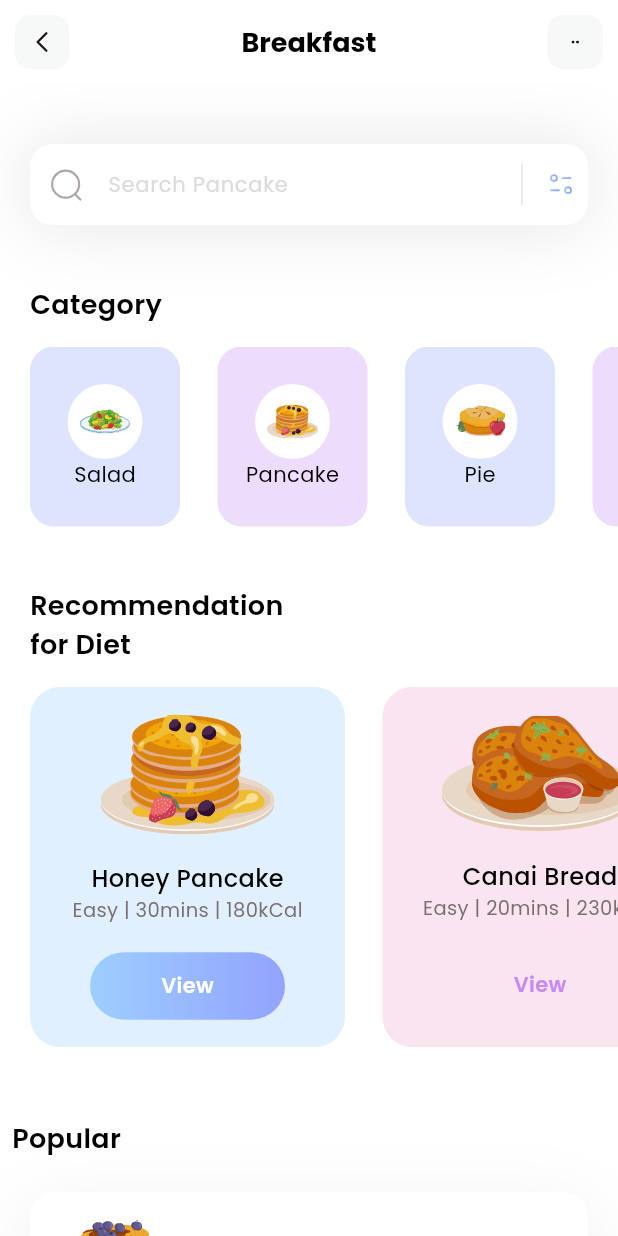
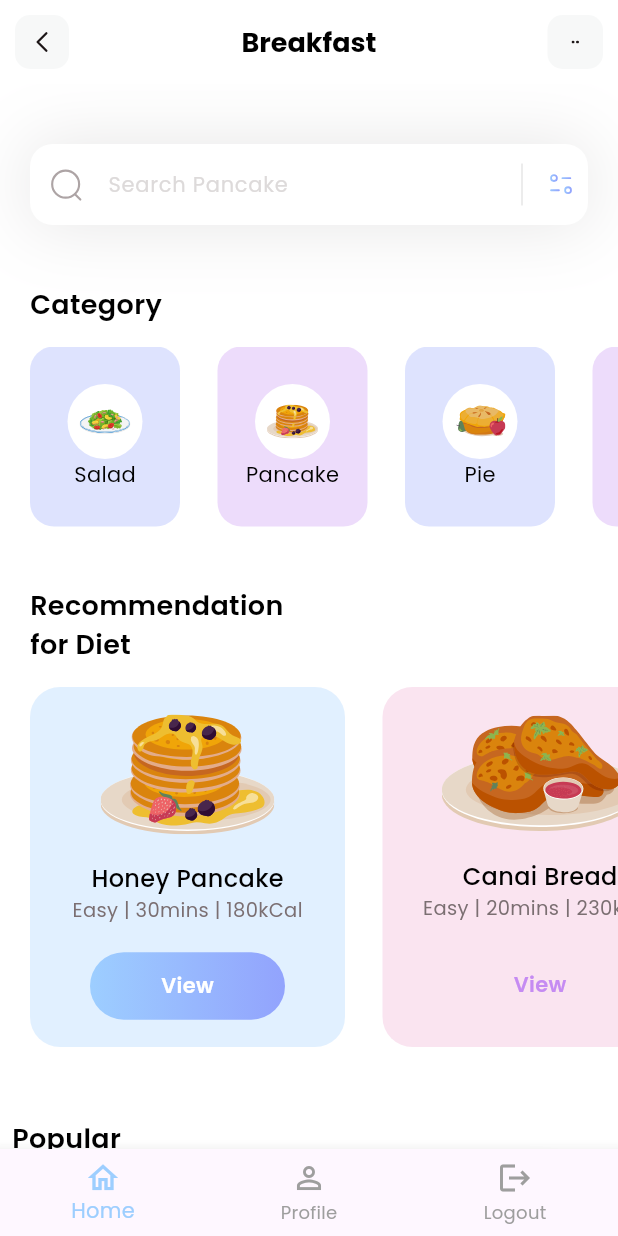
Before and after one commit to Centzxcy0603/MALECOSIO_FLUTTER_PROJECT, a Flutter app: the HomePage screen opened directly, on a phone screen of 412 x 824 dp. Run offline on Flutter 3.47's test engine with Material 3 defaults, Android fonts, the phone set to English and light mode, and no system bars; our stand-ins replace flutter_svg.

Commit message:
Second Commit

```diff
--- a/lib/main.dart
+++ b/lib/main.dart
@@ -1,5 +1,5 @@
-import 'package:fitness/pages/home.dart';
 import 'package:flutter/material.dart';
+import 'pages/login.dart';
 
 void main() {
   runApp(const MyApp());
@@ -14,7 +14,6 @@ class MyApp extends StatelessWidget {
     return MaterialApp(
         debugShowCheckedModeBanner: false,
         theme: ThemeData(fontFamily: 'Poppins'),
-        home: HomePage()
-        );
+        home: LoginPage());
   }
 }
--- a/lib/pages/home.dart
+++ b/lib/pages/home.dart
@@ -1,6 +1,7 @@
 import 'package:fitness/models/diet_model.dart';
 import 'package:fitness/models/category_model.dart';
 import 'package:fitness/models/popular_model.dart';
+import 'package:fitness/pages/login.dart';
 import 'package:flutter/material.dart';
 import 'package:flutter_svg/flutter_svg.dart';
 
@@ -13,15 +14,33 @@ class HomePage extends StatefulWidget {
 
 class _HomePageState extends State<HomePage> {
   List<CategoryModel> categories = [];
-
   List<DietModel> diets = [];
-
   List<PopularDietsModel> popularDiets = [];
+  int _selectedIndex = 0;
 
   void _getInitialInfo() {
     categories = CategoryModel.getCategories();
     diets = DietModel.getDiets();
     popularDiets = PopularDietsModel.getPopularDiets();
+  }
+
+  @override
+  void initState() {
+    super.initState();
+    _getInitialInfo();
+  }
+
+  void _onItemTapped(int index) {
+    if (index == 2) {
+      Navigator.pushReplacement(
+        context,
+        MaterialPageRoute(builder: (context) => const LoginPage()),
+      );
+    } else {
+      setState(() {
+        _selectedIndex = index;
+      });
+    }
   }
 
   @override
@@ -55,6 +74,7 @@ class _HomePageState extends State<HomePage> {
               SizedBox(height: 15),
               ListView.separated(
                 shrinkWrap: true,
+                physics: NeverScrollableScrollPhysics(),
                 padding: EdgeInsets.only(left: 20, right: 20),
                 itemBuilder: (context, index) {
                   return Container(
@@ -80,11 +100,7 @@ class _HomePageState extends State<HomePage> {
                               ),
                             ),
                             Text(
-                              popularDiets[index].level +
-                                  ' | ' +
-                                  popularDiets[index].duration +
-                                  ' | ' +
-                                  popularDiets[index].calorie,
+                              '${popularDiets[index].level} | ${popularDiets[index].duration} | ${popularDiets[index].calorie}',
                               style: TextStyle(
                                 color: Color(0xff7B6F72),
                                 fontSize: 13,
@@ -104,13 +120,11 @@ class _HomePageState extends State<HomePage> {
                       ],
                     ),
                     decoration: BoxDecoration(
-                      color:
-                          popularDiets[index].boxIsSelected
+                      color: popularDiets[index].boxIsSelected
                           ? Colors.white
                           : Colors.transparent,
                       borderRadius: BorderRadius.circular(16),
-                      boxShadow:
-                          popularDiets[index].boxIsSelected
+                      boxShadow: popularDiets[index].boxIsSelected
                           ? [
                               BoxShadow(
                                 color: Color(0xff1D1617).withOpacity(0.07),
@@ -131,6 +145,26 @@ class _HomePageState extends State<HomePage> {
           SizedBox(height: 40),
         ],
       ),
+      bottomNavigationBar: BottomNavigationBar(
+        currentIndex: _selectedIndex,
+        onTap: _onItemTapped,
+        selectedItemColor: const Color(0xff9DCEFF),
+        unselectedItemColor: Colors.grey,
+        items: const [
+          BottomNavigationBarItem(
+            icon: Icon(Icons.home_outlined),
+            label: 'Home',
+          ),
+          BottomNavigationBarItem(
+            icon: Icon(Icons.person_outline),
+            label: 'Profile',
+          ),
+          BottomNavigationBarItem(
+            icon: Icon(Icons.logout),
+            label: 'Logout',
+          ),
+        ],
+      ), // bottomNavigationBar
     );
   }
 
@@ -195,8 +229,7 @@ class _HomePageState extends State<HomePage> {
                         child: Text(
                           'View',
                           style: TextStyle(
-                            color:
-                                diets[index].viewIsSelected
+                            color: diets[index].viewIsSelected
                                 ? Colors.white
                                 : Color(0xffC58BF2),
                             fontWeight: FontWeight.w600,
```
Also changed, not shown: lib/pages/login.dart (added, +62 -0 lines). Lines whose indentation alone changed are shown as unchanged.
